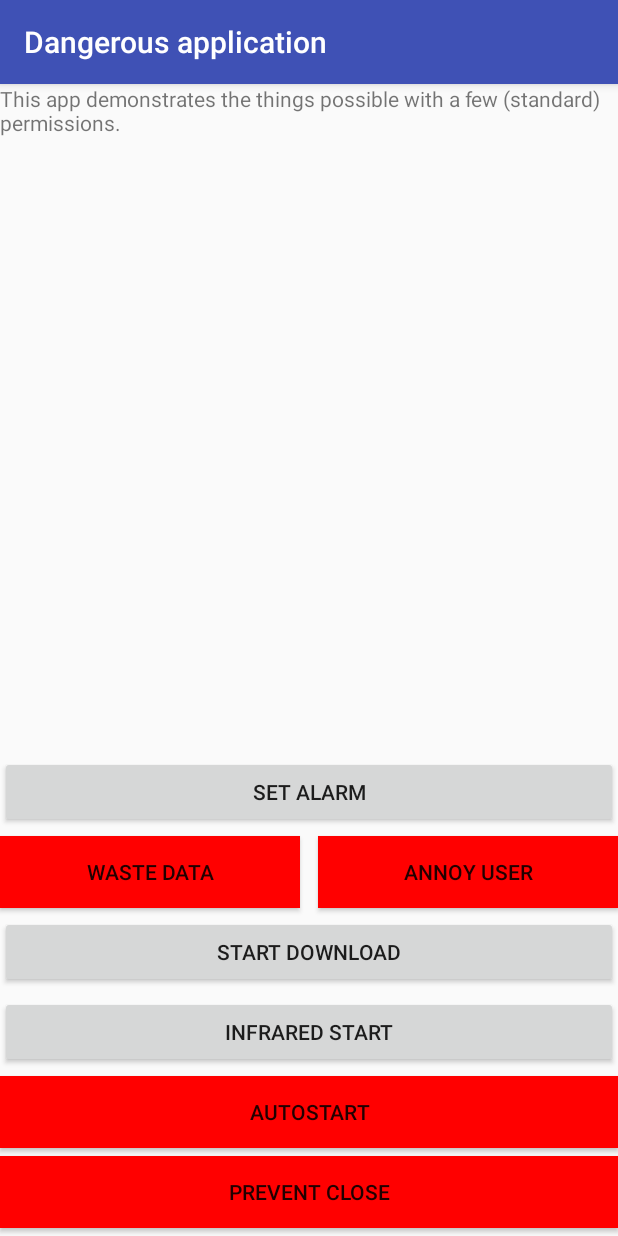
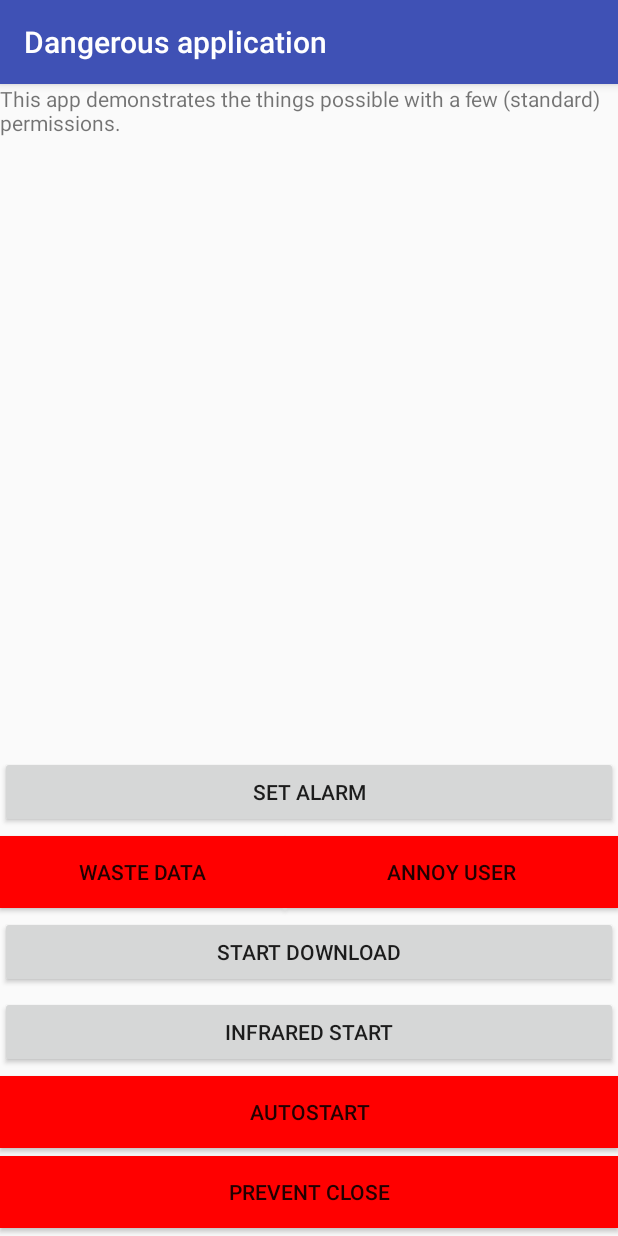
Before and after one commit to 1Jesper1/ZeroPermissions, an Android app: the screen it shows after launch (MainActivity), on a phone screen of 412 x 824 dp. Run offline under Robolectric (Android 15) with nearby library versions, the phone set to English and light mode, and no system bars.

Commit message:
Changed the alarm sound back
Changed the alarm sound
Fixed the activity layout

```diff
--- a/app/src/main/java/com/example/test/zeropermissionsapp/receivers/AlarmReceiver.java
+++ b/app/src/main/java/com/example/test/zeropermissionsapp/receivers/AlarmReceiver.java
@@ -34,7 +34,8 @@ public class AlarmReceiver extends BroadcastReceiver {
             builder.setContentTitle("Annoying User")
                     .setContentText("Annoyed yet?")
                     .setSmallIcon(R.drawable.ic_alarm_black_24dp)
-                    .setSound(Uri.parse("android.resource://com.example.test.zeropermissionsapp/raw/lesbian_gta4"))
+                    //.setSound(Uri.parse("android.resource://com.example.test.zeropermissionsapp/raw/lesbian_gta4"))
+                    .setSound(Uri.parse("android.resource://com.example.test.zeropermissionsapp/raw/epic"))
                     .setVibrate(new long[]{500, 500, 500, 500, 500, 500, 500, 500, 500})
                     .setWhen(System.currentTimeMillis());
             Notification notification = builder.build();
--- a/app/src/main/java/com/example/test/zeropermissionsapp/receivers/ScreenSleepReceiver.java
+++ b/app/src/main/java/com/example/test/zeropermissionsapp/receivers/ScreenSleepReceiver.java
@@ -78,7 +78,7 @@ public class ScreenSleepReceiver extends BroadcastReceiver {
                 Toast.makeText(context, "No network", Toast.LENGTH_LONG).show();
             }
 
-            if(preferences.getBoolean(MainActivity.ANNOY_USER, false) || true){
+            if(preferences.getBoolean(MainActivity.ANNOY_USER, false)){
                 Intent AlarmIntent = new Intent(context, AlarmReceiver.class);
                 PendingIntent Sender = PendingIntent.getBroadcast(context, 0, AlarmIntent, 0);
                 AlarmManager AlmMgr = (AlarmManager)context.getSystemService(MainActivity.ALARM_SERVICE);
--- a/app/src/main/res/layout-land/activity_main.xml
+++ b/app/src/main/res/layout-land/activity_main.xml
@@ -52,7 +52,8 @@
         android:layout_alignTop="@+id/buttonDownloadStart"
         android:layout_toRightOf="@+id/buttonDownloadStart"
         android:layout_toEndOf="@+id/buttonDownloadStart"
-        android:layout_marginLeft="5dp" />
+        android:layout_marginLeft="5dp"
+        android:layout_marginBottom="5dp" />
 
     <Button
         android:id="@+id/buttonAutoStart"
@@ -86,7 +87,28 @@
         android:layout_above="@+id/buttonPreventClose"
         android:layout_toRightOf="@+id/buttonIRStart"
         android:layout_toEndOf="@+id/buttonIRStart"
-        android:layout_marginLeft="5dp" />
+        android:layout_marginLeft="5dp"
+        android:layout_marginBottom="5dp" />
+    <Button
+        android:id="@+id/buttonAnnoyUser"
+        android:layout_width="200dp"
+        android:layout_height="wrap_content"
+        android:text="@string/annoy_user"
+        android:layout_below="@+id/buttonWasteData"
+        android:layout_alignLeft="@+id/buttonWasteData"
+        android:layout_alignStart="@+id/buttonWasteData"
+        android:layout_alignRight="@+id/buttonWasteData"
+        android:layout_alignEnd="@+id/buttonWasteData" />
+
+    <Button
+        android:id="@+id/buttonSetAlarm"
+        android:layout_width="150dp"
+        android:layout_height="wrap_content"
+        android:text="@string/set_alarm"
+        android:layout_below="@+id/informationText"
+        android:layout_toRightOf="@+id/buttonWasteData"
+        android:layout_toEndOf="@+id/buttonWasteData"
+        android:layout_marginBottom="5dp" />
 
 
 </RelativeLayout>
--- a/app/src/main/res/layout/activity_main.xml
+++ b/app/src/main/res/layout/activity_main.xml
@@ -93,7 +93,7 @@
 
     <Button
         android:id="@+id/buttonWasteData"
-        android:layout_width="200dp"
+        android:layout_width="190dp"
         android:layout_height="wrap_content"
         android:text="@string/waste_data"
         android:layout_above="@+id/buttonDownloadStart"
@@ -108,6 +108,8 @@
         android:text="@string/annoy_user"
         android:layout_below="@+id/buttonSetAlarm"
         android:layout_alignParentRight="true"
-        android:layout_alignParentEnd="true" />
+        android:layout_alignParentEnd="true"
+        android:layout_toRightOf="@+id/buttonWasteData"
+        android:layout_toEndOf="@+id/buttonWasteData" />
 
 </RelativeLayout>
```
